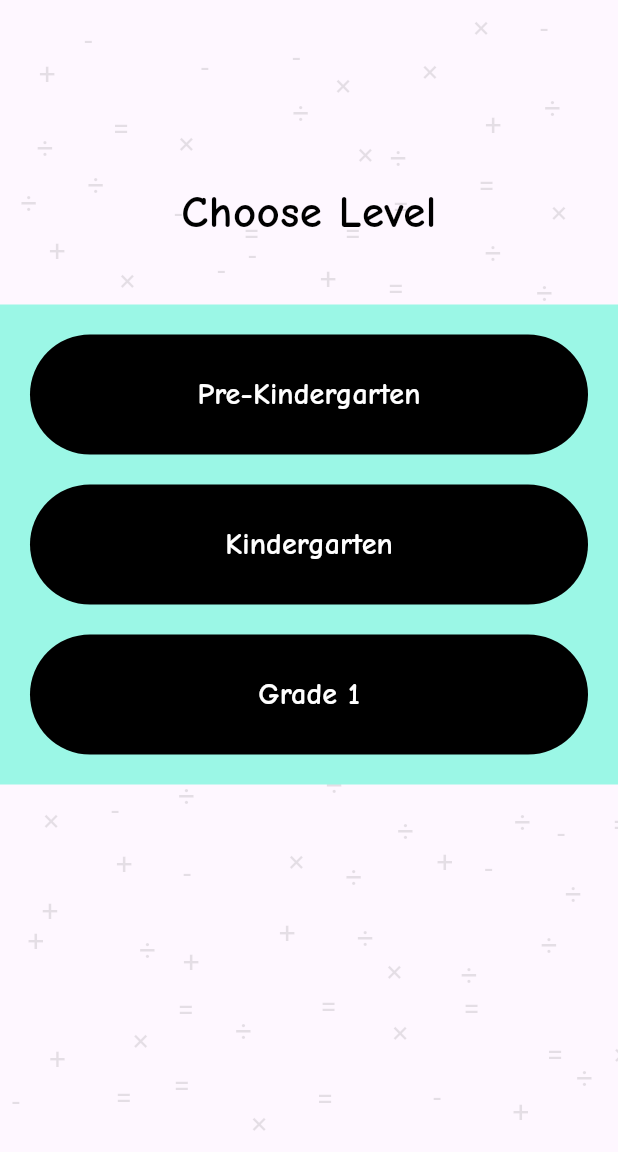
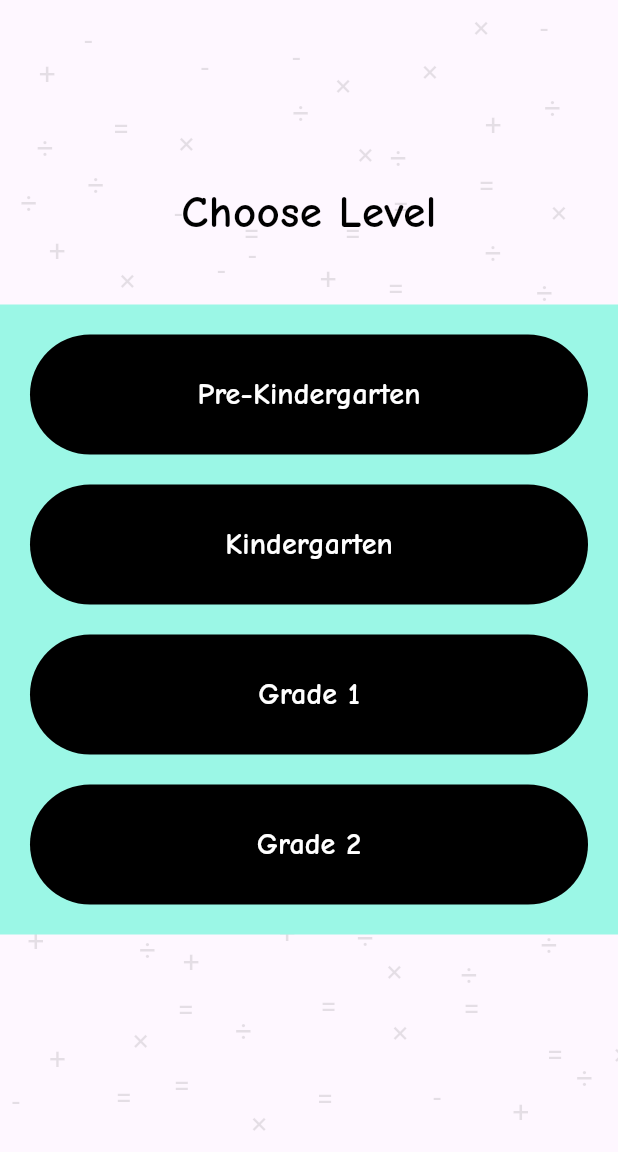
Before and after one commit to Meghanashivaprasad/Math_Tarea, a Flutter app: the GradeLevelsPage screen opened directly, on a phone screen of 412 x 824 dp, the part 84-1236 px from its top. Run offline on Flutter 3.47's test engine with Material 3 defaults, Android fonts, the phone set to English and light mode, and no system bars; our stand-ins replace cloud_firestore, firebase_core, flip_card, flutter_tts; accounts and stored records are empty.

Commit message:
Update GradeLevels.dart

```diff
--- a/lib/pages/GradeLevels.dart
+++ b/lib/pages/GradeLevels.dart
@@ -82,6 +82,8 @@ class GradeLevelsPage extends StatelessWidget {
                           elevatedButton("Kindergarten", 2, context),
                           SizedBox(height: 20),
                           elevatedButton("Grade 1", 3, context),
+                          SizedBox(height: 20),
+                          elevatedButton("Grade 2", 3, context),
                         ],
                       ),
                     ),
```
